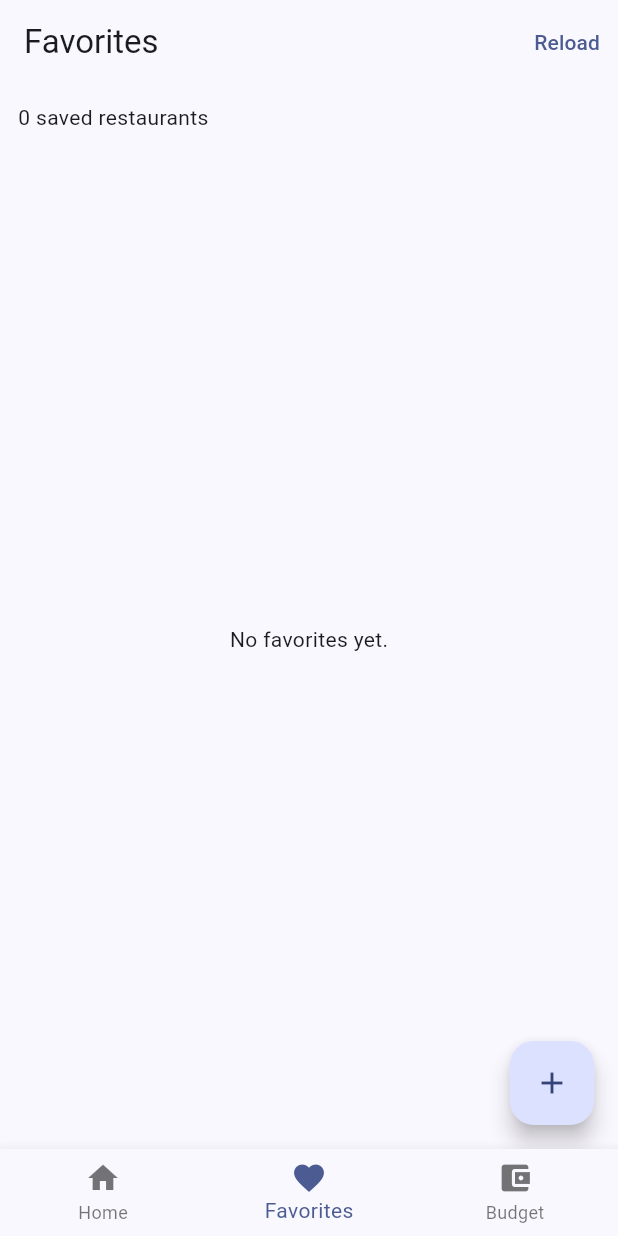
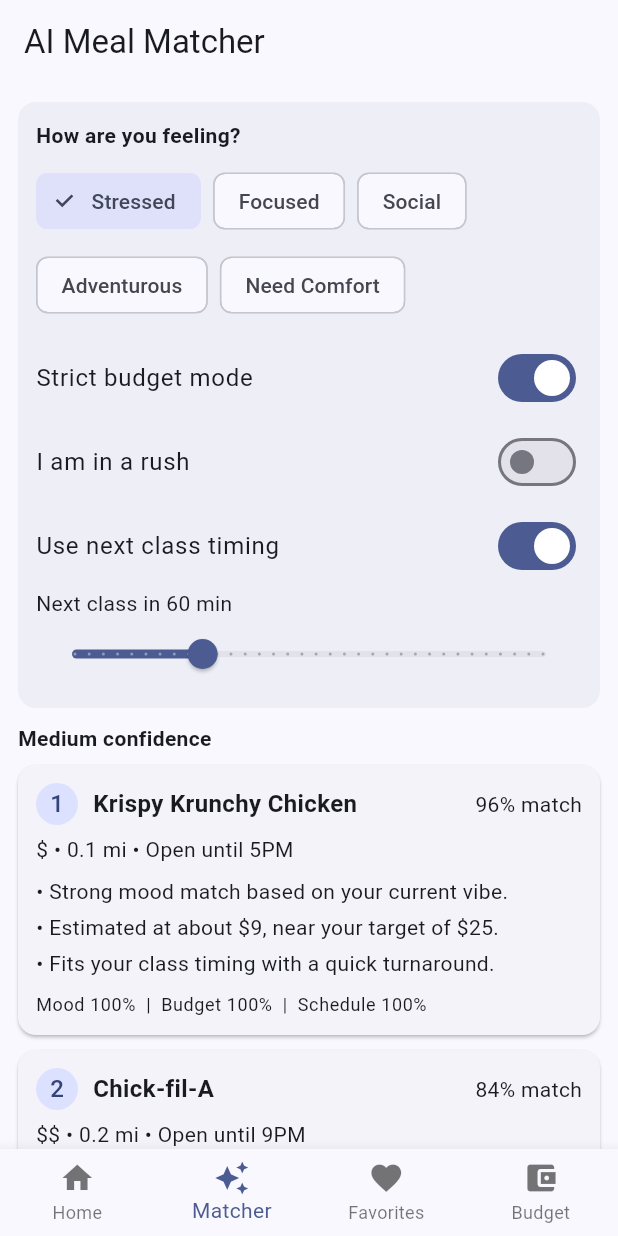
Before and after one commit to ryangpham/mad-project01, a Flutter app: the screen it shows after launch, item 2 of the bottom bar chosen, on a phone screen of 412 x 824 dp. Run offline on Flutter 3.47's test engine with Material 3 defaults, Android fonts, the phone set to English and light mode, and no system bars; our stand-ins replace shared_preferences, sqflite_common_ffi, sqflite_common_ffi_web; accounts and stored records are empty.

Commit message:
feat: add rule-based AI meal matcher

```diff
--- /dev/null
+++ b/lib/models/match_result.dart
@@ -0,0 +1,15 @@
+import 'restaurant.dart';
+
+class MatchResult {
+  final Restaurant restaurant;
+  final double score;
+  final Map<String, double> breakdown;
+  final List<String> reasons;
+
+  const MatchResult({
+    required this.restaurant,
+    required this.score,
+    required this.breakdown,
+    required this.reasons,
+  });
+}
--- /dev/null
+++ b/lib/models/matcher_input.dart
@@ -0,0 +1,15 @@
+enum UserMood { stressed, focused, social, adventurous, comfort }
+
+class MatcherInput {
+  final UserMood mood;
+  final bool strictBudget;
+  final bool inRush;
+  final DateTime? nextClassStart;
+
+  const MatcherInput({
+    required this.mood,
+    required this.strictBudget,
+    required this.inRush,
+    this.nextClassStart,
+  });
+}
--- /dev/null
+++ b/lib/screens/ai_matcher_screen.dart
@@ -0,0 +1,297 @@
+import 'package:flutter/material.dart';
+
+import '../data/restaurant_seed_data.dart';
+import '../models/match_result.dart';
+import '../models/matcher_input.dart';
+import '../models/restaurant.dart';
+import '../services/meal_matcher_service.dart';
+import '../services/preferences_service.dart';
+
+class AiMatcherScreen extends StatefulWidget {
+  const AiMatcherScreen({super.key});
+
+  @override
+  State<AiMatcherScreen> createState() => _AiMatcherScreenState();
+}
+
+class _AiMatcherScreenState extends State<AiMatcherScreen> {
+  final MealMatcherService _matcher = MealMatcherService.instance;
+  final PreferencesService _prefs = PreferencesService.instance;
+
+  UserMood _mood = UserMood.stressed;
+  bool _strictBudget = true;
+  bool _inRush = false;
+  bool _hasNextClass = true;
+  double _minutesUntilClass = 60;
+
+  bool _loading = true;
+  List<MatchResult> _results = const [];
+
+  @override
+  void initState() {
+    super.initState();
+    _runMatcher();
+  }
+
+  DateTime? get _nextClassStart {
+    if (!_hasNextClass) {
+      return null;
+    }
+    return DateTime.now().add(Duration(minutes: _minutesUntilClass.round()));
+  }
+
+  Future<List<Restaurant>> _candidateRestaurants() async {
+    final priceFilter = await _prefs.getPriceFilter() ?? '';
+    final distanceFilter = await _prefs.getDistanceFilter() ?? 10;
+
+    final filtered = seededRestaurants.where((restaurant) {
+      final matchesPrice =
+          priceFilter.isEmpty || restaurant.price == priceFilter;
+      final matchesDistance = restaurant.distance <= distanceFilter;
+      return matchesPrice && matchesDistance;
+    }).toList();
+
+    if (filtered.isNotEmpty) {
+      return filtered;
+    }
+
+    return seededRestaurants;
+  }
+
+  Future<void> _runMatcher() async {
+    setState(() {
+      _loading = true;
+    });
+
+    final candidates = await _candidateRestaurants();
+    final input = MatcherInput(
+      mood: _mood,
+      strictBudget: _strictBudget,
+      inRush: _inRush,
+      nextClassStart: _nextClassStart,
+    );
+
+    final ranked = await _matcher.rankRestaurants(
+      candidates: candidates,
+      input: input,
+    );
+
+    if (!mounted) {
+      return;
+    }
+
+    setState(() {
+      _results = ranked.take(3).toList();
+      _loading = false;
+    });
+  }
+
+  String _moodLabel(UserMood mood) {
+    switch (mood) {
+      case UserMood.stressed:
+        return 'Stressed';
+      case UserMood.focused:
+        return 'Focused';
+      case UserMood.social:
+        return 'Social';
+      case UserMood.adventurous:
+        return 'Adventurous';
+      case UserMood.comfort:
+        return 'Need Comfort';
+    }
+  }
+
+  String _confidenceLabel() {
+    if (_results.length < 2) {
+      return 'Medium confidence';
+    }
+
+    final spread = _results.first.score - _results[1].score;
+    if (spread >= 0.2) {
+      return 'High confidence';
+    }
+    if (spread >= 0.08) {
+      return 'Medium confidence';
+    }
+    return 'Low confidence';
+  }
+
+  Widget _buildControls() {
+    return Container(
+      padding: const EdgeInsets.all(12),
+      decoration: BoxDecoration(
+        color: Colors.blueGrey.withValues(alpha: 0.08),
+        borderRadius: BorderRadius.circular(12),
+      ),
+      child: Column(
+        crossAxisAlignment: CrossAxisAlignment.start,
+        children: [
+          const Text(
+            'How are you feeling?',
+            style: TextStyle(fontWeight: FontWeight.w600),
+          ),
+          const SizedBox(height: 10),
+          Wrap(
+            spacing: 8,
+            runSpacing: 8,
+            children: UserMood.values.map((mood) {
+              return ChoiceChip(
+                label: Text(_moodLabel(mood)),
+                selected: _mood == mood,
+                onSelected: (_) {
+                  setState(() {
+                    _mood = mood;
+                  });
+                  _runMatcher();
+                },
+              );
+            }).toList(),
+          ),
+          const SizedBox(height: 10),
+          SwitchListTile(
+            contentPadding: EdgeInsets.zero,
+            title: const Text('Strict budget mode'),
+            value: _strictBudget,
+            onChanged: (value) {
+              setState(() {
+                _strictBudget = value;
+              });
+              _runMatcher();
+            },
+          ),
+          SwitchListTile(
+            contentPadding: EdgeInsets.zero,
+            title: const Text('I am in a rush'),
+            value: _inRush,
+            onChanged: (value) {
+              setState(() {
+                _inRush = value;
+              });
+              _runMatcher();
+            },
+          ),
+          SwitchListTile(
+            contentPadding: EdgeInsets.zero,
+            title: const Text('Use next class timing'),
+            value: _hasNextClass,
+            onChanged: (value) {
+              setState(() {
+                _hasNextClass = value;
+              });
+              _runMatcher();
+            },
+          ),
+          if (_hasNextClass)
+            Column(
+              crossAxisAlignment: CrossAxisAlignment.start,
+              children: [
+                Text('Next class in ${_minutesUntilClass.round()} min'),
+                Slider(
+                  value: _minutesUntilClass,
+                  min: 15,
+                  max: 180,
+                  divisions: 33,
+                  onChanged: (value) {
+                    setState(() {
+                      _minutesUntilClass = value;
+                    });
+                  },
+                  onChangeEnd: (_) => _runMatcher(),
+                ),
+              ],
+            ),
+        ],
+      ),
+    );
+  }
+
+  Widget _buildMatchCard(MatchResult result, int rank) {
+    final percentage = (result.score * 100).clamp(0, 100).round();
+
+    return Card(
+      margin: const EdgeInsets.only(bottom: 10),
+      child: Padding(
+        padding: const EdgeInsets.all(12),
+        child: Column(
+          crossAxisAlignment: CrossAxisAlignment.start,
+          children: [
+            Row(
+              children: [
+                CircleAvatar(radius: 14, child: Text('$rank')),
+                const SizedBox(width: 10),
+                Expanded(
+                  child: Text(
+                    result.restaurant.name,
+                    style: const TextStyle(
+                      fontWeight: FontWeight.bold,
+                      fontSize: 16,
+                    ),
+                  ),
+                ),
+                Text('$percentage% match'),
+              ],
+            ),
+            const SizedBox(height: 6),
+            Text(
+              '${result.restaurant.price} • ${result.restaurant.distance.toStringAsFixed(1)} mi • ${result.restaurant.hours}',
+            ),
+            const SizedBox(height: 8),
+            for (final reason in result.reasons)
+              Padding(
+                padding: const EdgeInsets.only(bottom: 4),
+                child: Text('• $reason'),
+              ),
+            const SizedBox(height: 6),
+            Text(
+              'Mood ${_percent(result.breakdown['Mood'])}  |  Budget ${_percent(result.breakdown['Budget'])}  |  Schedule ${_percent(result.breakdown['Schedule'])}',
+              style: Theme.of(context).textTheme.bodySmall,
+            ),
+          ],
+        ),
+      ),
+    );
+  }
+
+  String _percent(double? value) {
+    if (value == null) {
+      return '--';
+    }
+    return '${(value * 100).round()}%';
+  }
+
+  @override
+  Widget build(BuildContext context) {
+    return Scaffold(
+      appBar: AppBar(title: const Text('AI Meal Matcher')),
+      body: RefreshIndicator(
+        onRefresh: _runMatcher,
+        child: ListView(
+          padding: const EdgeInsets.all(12),
+          children: [
+            _buildControls(),
+            const SizedBox(height: 10),
+            if (_loading)
+              const Padding(
+                padding: EdgeInsets.symmetric(vertical: 30),
+                child: Center(child: CircularProgressIndicator()),
+              )
+            else if (_results.isEmpty)
+              const Padding(
+                padding: EdgeInsets.symmetric(vertical: 30),
+                child: Center(child: Text('No recommendations available yet.')),
+              )
+            else ...[
+              Text(
+                _confidenceLabel(),
+                style: const TextStyle(fontWeight: FontWeight.w600),
+              ),
+              const SizedBox(height: 8),
+              for (var i = 0; i < _results.length; i++)
+                _buildMatchCard(_results[i], i + 1),
+            ],
+          ],
+        ),
+      ),
+    );
+  }
+}
--- a/lib/screens/main_navigation_screen.dart
+++ b/lib/screens/main_navigation_screen.dart
@@ -1,5 +1,6 @@
 import 'package:flutter/material.dart';
 
+import 'ai_matcher_screen.dart';
 import 'budget_screen.dart';
 import 'favorites_screen.dart';
 import 'home_screen.dart';
@@ -16,6 +17,7 @@ class _MainNavigationScreenState extends State<MainNavigationScreen> {
 
   static const List<Widget> _pages = [
     HomeScreen(),
+    AiMatcherScreen(),
     FavoritesScreen(),
     BudgetScreen(),
   ];
@@ -25,6 +27,7 @@ class _MainNavigationScreenState extends State<MainNavigationScreen> {
     return Scaffold(
       body: IndexedStack(index: _currentIndex, children: _pages),
       bottomNavigationBar: BottomNavigationBar(
+        type: BottomNavigationBarType.fixed,
         currentIndex: _currentIndex,
         onTap: (index) {
           setState(() {
@@ -33,6 +36,10 @@ class _MainNavigationScreenState extends State<MainNavigationScreen> {
         },
         items: const [
           BottomNavigationBarItem(icon: Icon(Icons.home), label: 'Home'),
+          BottomNavigationBarItem(
+            icon: Icon(Icons.auto_awesome),
+            label: 'Matcher',
+          ),
           BottomNavigationBarItem(
             icon: Icon(Icons.favorite),
             label: 'Favorites',
--- /dev/null
+++ b/lib/services/meal_matcher_service.dart
@@ -0,0 +1,278 @@
+import '../models/match_result.dart';
+import '../models/matcher_input.dart';
+import '../models/meal.dart';
+import '../models/restaurant.dart';
+import 'database_helper.dart';
+import 'preferences_service.dart';
+
+class MealMatcherService {
+  MealMatcherService._internal();
+
+  static final MealMatcherService instance = MealMatcherService._internal();
+
+  static const Map<UserMood, List<String>> _moodTags = {
+    UserMood.stressed: ['comfort', 'quick', 'familiar'],
+    UserMood.focused: ['light', 'healthy', 'quiet'],
+    UserMood.social: ['shareable', 'popular', 'lively'],
+    UserMood.adventurous: ['spicy', 'new', 'bold'],
+    UserMood.comfort: ['comfort', 'warm', 'classic'],
+  };
+
+  static const Map<String, List<String>> _restaurantTags = {
+    'Krispy Krunchy Chicken': ['comfort', 'quick', 'familiar', 'shareable'],
+    'Gotta Eat ATL': ['bold', 'new', 'spicy', 'lively'],
+    'Chick-fil-A': ['quick', 'familiar', 'popular', 'classic'],
+  };
+
+  static const Map<String, int> _prepMinutes = {
+    'Krispy Krunchy Chicken': 12,
+    'Gotta Eat ATL': 18,
+    'Chick-fil-A': 10,
+  };
+
+  static const Map<String, double> _averageMealPrice = {
+    'Krispy Krunchy Chicken': 8.5,
+    'Gotta Eat ATL': 13.0,
+    'Chick-fil-A': 11.0,
+  };
+
+  final DatabaseHelper _db = DatabaseHelper.instance;
+  final PreferencesService _prefs = PreferencesService.instance;
+
+  Future<List<MatchResult>> rankRestaurants({
+    required List<Restaurant> candidates,
+    required MatcherInput input,
+  }) async {
+    if (candidates.isEmpty) {
+      return const [];
+    }
+
+    final budget = await _prefs.getBudget() ?? 100;
+    final meals = await _db.getMeals();
+    final favorites = await _db.getFavorites();
+
+    final favoriteNames = favorites
+        .map((favorite) => favorite.name.trim().toLowerCase())
+        .toSet();
+
+    final spent = meals.fold<double>(0, (sum, meal) => sum + meal.price);
+    final remaining = (budget - spent).clamp(0, double.infinity).toDouble();
+    final targetPerMeal = _estimateTargetPerMeal(remaining);
+
+    final recentRestaurantNames = _recentRestaurants(meals);
+
+    final results = <MatchResult>[];
+
+    for (final restaurant in candidates) {
+      final moodScore = _computeMoodScore(restaurant, input.mood);
+      final budgetScore = _computeBudgetScore(
+        restaurant: restaurant,
+        targetPerMeal: targetPerMeal,
+        strictBudget: input.strictBudget,
+      );
+      final scheduleScore = _computeScheduleScore(
+        restaurant: restaurant,
+        nextClassStart: input.nextClassStart,
+        inRush: input.inRush,
+      );
+      final personalScore = _computePersonalScore(
+        restaurant: restaurant,
+        favoriteNames: favoriteNames,
+        recentRestaurantNames: recentRestaurantNames,
+      );
+
+      final score =
+          (0.35 * moodScore) +
+          (0.30 * budgetScore) +
+          (0.25 * scheduleScore) +
+          (0.10 * personalScore);
+
+      results.add(
+        MatchResult(
+          restaurant: restaurant,
+          score: score,
+          breakdown: {
+            'Mood': moodScore,
+            'Budget': budgetScore,
+            'Schedule': scheduleScore,
+            'Personal': personalScore,
+          },
+          reasons: _buildReasons(
+            restaurant: restaurant,
+            moodScore: moodScore,
+            budgetScore: budgetScore,
+            scheduleScore: scheduleScore,
+            personalScore: personalScore,
+            targetPerMeal: targetPerMeal,
+          ),
+        ),
+      );
+    }
+
+    results.sort((a, b) => b.score.compareTo(a.score));
+    return results;
+  }
+
+  double _estimateTargetPerMeal(double remainingBudget) {
+    final now = DateTime.now();
+    final daysLeft = (7 - now.weekday + 1).clamp(1, 7);
+    final estimatedMealsLeft = (daysLeft * 2).clamp(2, 14);
+    return (remainingBudget / estimatedMealsLeft).clamp(6, 30);
+  }
+
+  Set<String> _recentRestaurants(List<Meal> meals) {
+    final recent = meals
+        .take(5)
+        .map((meal) => meal.restaurantName.trim().toLowerCase());
+    return recent.toSet();
+  }
+
+  double _computeMoodScore(Restaurant restaurant, UserMood mood) {
+    final desiredTags = _moodTags[mood] ?? const [];
+    if (desiredTags.isEmpty) {
+      return 0.5;
+    }
+
+    final tags = _restaurantTags[restaurant.name] ?? const [];
+    if (tags.isEmpty) {
+      return 0.5;
+    }
+
+    final matches = desiredTags.where(tags.contains).length;
+    return (matches / desiredTags.length).clamp(0, 1).toDouble();
+  }
+
+  double _computeBudgetScore({
+    required Restaurant restaurant,
+    required double targetPerMeal,
+    required bool strictBudget,
+  }) {
+    final estimated = _estimatedPrice(restaurant);
+    final delta = estimated - targetPerMeal;
+
+    if (delta <= 0) {
+      return 1.0;
+    }
+
+    final ratio = (delta / targetPerMeal).clamp(0, 2);
+    final penaltyMultiplier = strictBudget ? 1.0 : 0.6;
+
+    return (1 - (ratio * penaltyMultiplier)).clamp(0, 1).toDouble();
+  }
+
+  double _estimatedPrice(Restaurant restaurant) {
+    final fromMap = _averageMealPrice[restaurant.name];
+    if (fromMap != null) {
+      return fromMap;
+    }
+
+    switch (restaurant.price) {
+      case r'$':
+        return 8;
+      case r'$$':
+        return 13;
+      case r'$$$':
+        return 20;
+      default:
+        return 12;
+    }
+  }
+
+  double _computeScheduleScore({
+    required Restaurant restaurant,
+    required DateTime? nextClassStart,
+    required bool inRush,
+  }) {
+    if (nextClassStart == null) {
+      return inRush ? 0.75 : 0.65;
+    }
+
+    final minutesUntilClass = nextClassStart
+        .difference(DateTime.now())
+        .inMinutes;
+
+    if (minutesUntilClass <= 0) {
+      return 0.05;
+    }
+
+    final travelMinutes = (restaurant.distance * 12).round();
+    final prepMinutes = _prepMinutes[restaurant.name] ?? 15;
+    final eatBufferMinutes = 12;
+    final totalMinutesNeeded = travelMinutes + prepMinutes + eatBufferMinutes;
+    final slack = minutesUntilClass - totalMinutesNeeded;
+
+    double score;
+    if (slack >= 20) {
+      score = 1.0;
+    } else if (slack >= 5) {
+      score = 0.75;
+    } else if (slack >= 0) {
+      score = 0.45;
+    } else {
+      score = 0.05;
+    }
+
+    if (inRush && totalMinutesNeeded > 25) {
+      score *= 0.8;
+    }
+
+    return score.clamp(0, 1).toDouble();
+  }
+
+  double _computePersonalScore({
+    required Restaurant restaurant,
+    required Set<String> favoriteNames,
+    required Set<String> recentRestaurantNames,
+  }) {
+    double score = 0.5;
+    final normalizedName = restaurant.name.trim().toLowerCase();
+
+    if (favoriteNames.contains(normalizedName)) {
+      score += 0.35;
+    }
+
+    if (recentRestaurantNames.contains(normalizedName)) {
+      score -= 0.2;
+    } else {
+      score += 0.1;
+    }
+
+    return score.clamp(0, 1).toDouble();
+  }
+
+  List<String> _buildReasons({
+    required Restaurant restaurant,
+    required double moodScore,
+    required double budgetScore,
+    required double scheduleScore,
+    required double personalScore,
+    required double targetPerMeal,
+  }) {
+    final reasons = <String>[];
+
+    if (moodScore >= 0.7) {
+      reasons.add('Strong mood match based on your current vibe.');
+    }
+
+    if (budgetScore >= 0.75) {
+      final estimated = _estimatedPrice(restaurant);
+      reasons.add(
+        'Estimated at about \$${estimated.toStringAsFixed(0)}, near your target of \$${targetPerMeal.toStringAsFixed(0)}.',
+      );
+    }
+
+    if (scheduleScore >= 0.7) {
+      reasons.add('Fits your class timing with a quick turnaround.');
+    }
+
+    if (personalScore >= 0.75) {
+      reasons.add('Boosted from your favorites and recent habits.');
+    }
+
+    if (reasons.isEmpty) {
+      reasons.add('Balanced pick across mood, budget, and schedule.');
+    }
+
+    return reasons;
+  }
+}
```
Also changed, not shown: 1 other file.
